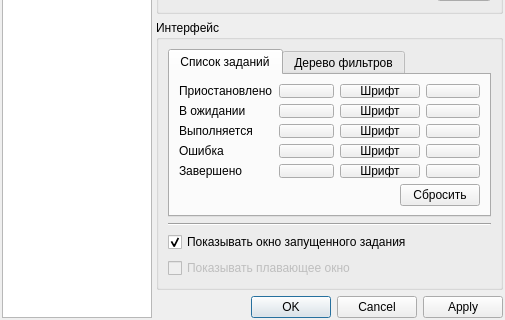
Above: REXLoader/settingsdialog.ui from RA9OAJ/rexloader before the change; both pictures show x 0 to 505 and y 791 to 1111 of the 505 by 1111 pixel window. Below: the same form after it.
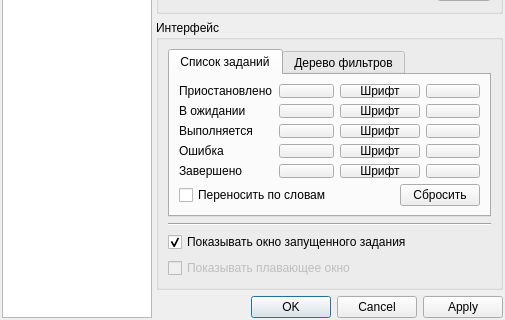
That is the form after the change. Custom widgets are drawn as their Qt base class.

Commit message: Доработки: 1. В настройках программы добавлен Checkbox для настройки переноса строк по словам в таблице заданий.

The edit to the form file:
```diff
--- a/REXLoader/settingsdialog.ui
+++ b/REXLoader/settingsdialog.ui
@@ -1135,6 +1135,13 @@
               </item>
               <item>
                <layout class="QHBoxLayout" name="horizontalLayout_17">
+                <item>
+                 <widget class="QCheckBox" name="tableWordWrap">
+                  <property name="text">
+                   <string>Переносить по словам</string>
+                  </property>
+                 </widget>
+                </item>
                 <item>
                  <spacer name="horizontalSpacer_8">
                   <property name="orientation">
```
The commit also changes 3 other files.
